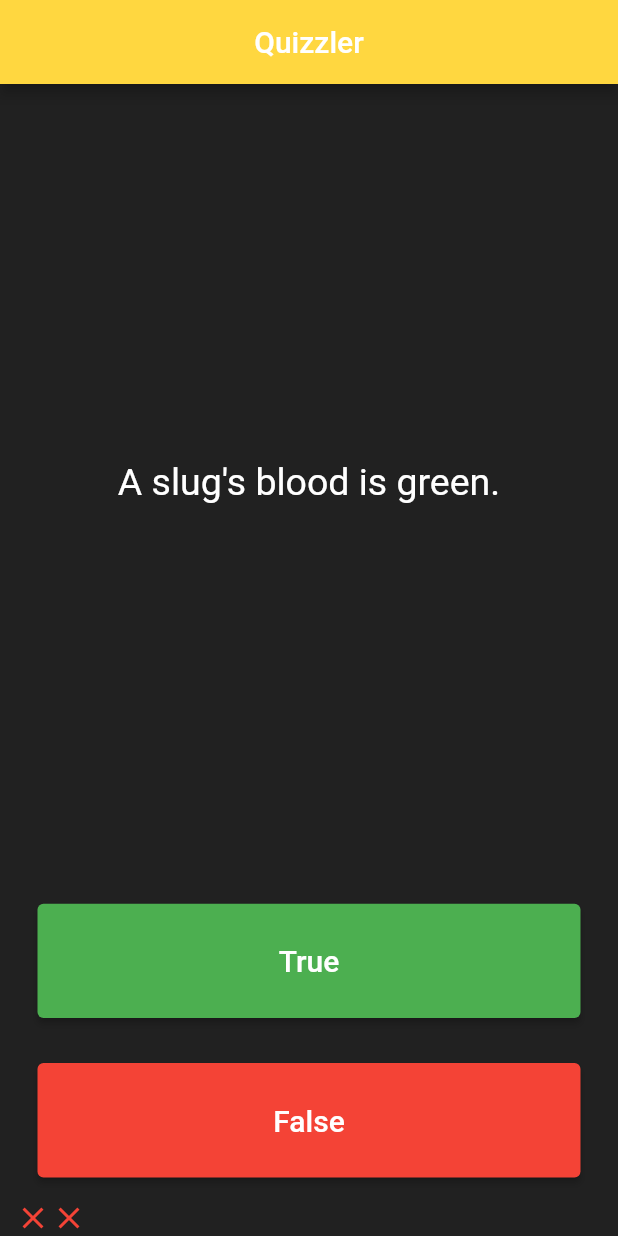
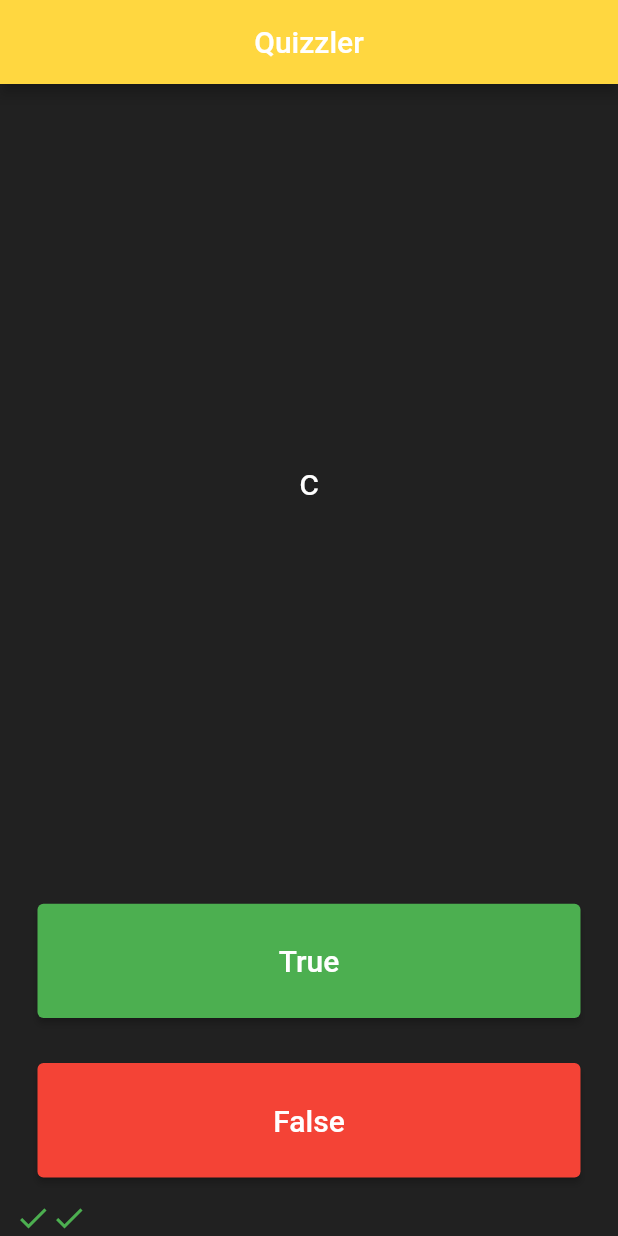
Before and after one commit to yashsharmacodes/quizzler, a Flutter app: the screen it shows after launch, after a tap on "True", after a tap on "False", on a phone screen of 412 x 824 dp. Run offline on Flutter 3.47's test engine with Material 2 defaults, Android fonts, the phone set to English and light mode, and no system bars.

Commit message:
third commit

```diff
--- a/lib/main.dart
+++ b/lib/main.dart
@@ -1,4 +1,6 @@
 import 'package:flutter/material.dart';
+
+import 'quizbrain.dart';
 
 void main() => runApp(Quizzler());
 
@@ -31,20 +33,9 @@ class QuizPage extends StatefulWidget {
 }
 
 class _QuizPageState extends State<QuizPage> {
-  int qn = 0;
-  int an = 0;
+  QuizBrain quizBrain = QuizBrain();
 
   List<Icon> scoreKeeper = [];
-  List<String> questions = [
-    'You can lead a cow down stairs but not up stairs.',
-    'Approximately one quarter of human bones are in the feet.',
-    'A slug\'s blood is green.',
-  ];
-  List<bool> answers = [
-    false,
-    true,
-    true,
-  ];
 
   @override
   Widget build(BuildContext context) {
@@ -58,7 +49,7 @@ class _QuizPageState extends State<QuizPage> {
             padding: EdgeInsets.all(10.0),
             child: Center(
               child: Text(
-                questions[qn],
+                quizBrain.getq(),
                 textAlign: TextAlign.center,
                 style: TextStyle(
                   fontSize: 25.0,
@@ -81,8 +72,9 @@ class _QuizPageState extends State<QuizPage> {
                 ),
               ),
               onPressed: () {
+                bool correctAnswer = quizBrain.geta();
                 setState(() {
-                  if (answers[an] == true) {
+                  if (correctAnswer == true) {
                     scoreKeeper.add(Icon(
                       Icons.check,
                       color: Colors.green,
@@ -93,8 +85,8 @@ class _QuizPageState extends State<QuizPage> {
                       color: Colors.red,
                     ));
                   }
-                  an++;
-                  qn++;
+
+                  quizBrain.check();
                 });
               },
             ),
@@ -113,8 +105,9 @@ class _QuizPageState extends State<QuizPage> {
                 ),
               ),
               onPressed: () {
+                bool correctAnswer = quizBrain.geta();
                 setState(() {
-                  if (answers[an] == false) {
+                  if (correctAnswer == false) {
                     scoreKeeper.add(Icon(
                       Icons.check,
                       color: Colors.green,
@@ -125,8 +118,8 @@ class _QuizPageState extends State<QuizPage> {
                       color: Colors.red,
                     ));
                   }
-                  an++;
-                  qn++;
+
+                  quizBrain.check();
                 });
               },
             ),
--- /dev/null
+++ b/lib/questions.dart
@@ -0,0 +1,5 @@
+class Question {
+  String questionText;
+  bool questionAnswer;
+  Question(this.questionText, this.questionAnswer);
+}
--- /dev/null
+++ b/lib/quizbrain.dart
@@ -0,0 +1,35 @@
+import 'questions.dart';
+
+class QuizBrain {
+  List<Question> _question = [
+    Question('a', true),
+    Question('b', false),
+    Question('c', true),
+    Question('d', true),
+    Question('e', false),
+    Question('f', true),
+    Question('g', false),
+    Question('h', true),
+    Question('i', false),
+    Question('j', true),
+    Question('k', true),
+  ];
+
+  int _qn = 0;
+
+  void check() {
+    if (_qn < _question.length - 1) {
+      _qn++;
+    } else {
+      _qn = 0;
+    }
+  }
+
+  String getq() {
+    return _question[_qn].questionText;
+  }
+
+  bool geta() {
+    return _question[_qn].questionAnswer;
+  }
+}
```
